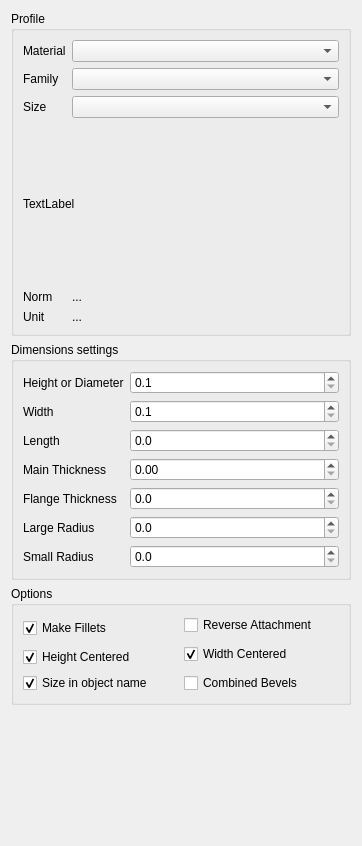
Above: freecad/frameforge/resources/ui/create_profiles.ui from rfootq/frameforge before the change. Below: the same form after it.
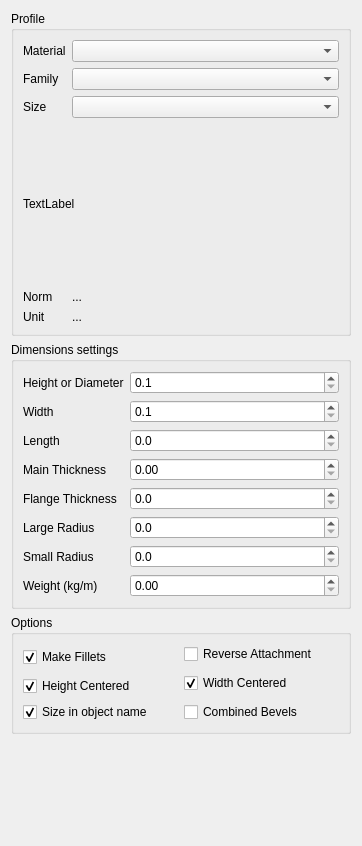
That is the form after the change.

Diff of the .ui file:
```diff
--- a/freecad/frameforge/resources/ui/create_profiles.ui
+++ b/freecad/frameforge/resources/ui/create_profiles.ui
@@ -248,6 +248,23 @@
         </property>
        </widget>
       </item>
+      <item row="7" column="1">
+       <widget class="QDoubleSpinBox" name="sb_weight">
+        <property name="maximum">
+         <double>500.000000000000000</double>
+        </property>
+        <property name="singleStep">
+         <double>0.100000000000000</double>
+        </property>
+       </widget>
+      </item>
+      <item row="7" column="0">
+       <widget class="QLabel" name="label_12">
+        <property name="text">
+         <string>Weight (kg/m)</string>
+        </property>
+       </widget>
+      </item>
      </layout>
     </widget>
    </item>
```
